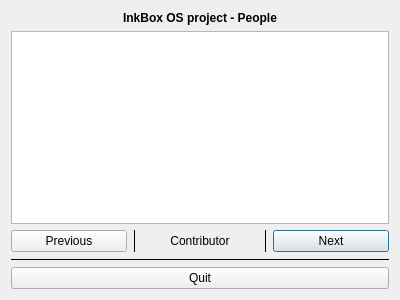
This is src/widgets/misc/egg.ui in Quill-OS/quill as Qt 5 draws it before an edit. The edited form follows.
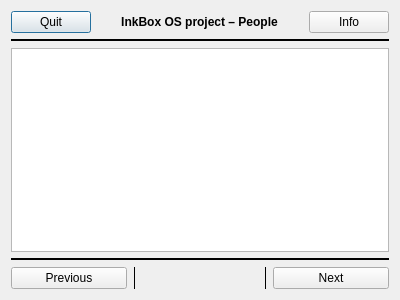
This is the edited form.

What changed in the file:
```diff
--- a/src/widgets/misc/egg.ui
+++ b/src/widgets/misc/egg.ui
@@ -15,70 +15,79 @@
   </property>
   <layout class="QVBoxLayout" name="verticalLayout">
    <item>
-    <layout class="QGridLayout" name="gridLayout">
-     <item row="1" column="0">
-      <widget class="QGraphicsView" name="graphicsView"/>
-     </item>
-     <item row="3" column="0">
-      <layout class="QGridLayout" name="gridLayout_2">
-       <property name="bottomMargin">
-        <number>0</number>
-       </property>
-       <item row="0" column="4">
-        <widget class="QPushButton" name="nextBtn">
-         <property name="text">
-          <string>Next</string>
-         </property>
-        </widget>
-       </item>
-       <item row="0" column="2">
-        <widget class="QLabel" name="contributorName">
-         <property name="text">
-          <string>Contributor</string>
-         </property>
-         <property name="alignment">
-          <set>Qt::AlignCenter|Qt::AlignHCenter|Qt::AlignLeading|Qt::AlignVCenter</set>
-         </property>
-        </widget>
-       </item>
-       <item row="0" column="0">
-        <widget class="QPushButton" name="previousBtn">
-         <property name="text">
-          <string>Previous</string>
-         </property>
-        </widget>
-       </item>
-       <item row="0" column="1">
-        <widget class="Line" name="line_2">
-         <property name="frameShadow">
-          <enum>QFrame::Plain</enum>
-         </property>
-         <property name="orientation">
-          <enum>Qt::Vertical</enum>
-         </property>
-        </widget>
-       </item>
-       <item row="0" column="3">
-        <widget class="Line" name="line_3">
-         <property name="frameShadow">
-          <enum>QFrame::Plain</enum>
-         </property>
-         <property name="orientation">
-          <enum>Qt::Vertical</enum>
-         </property>
-        </widget>
-       </item>
-      </layout>
-     </item>
+    <layout class="QGridLayout" name="gridLayout_3">
+     <property name="rightMargin">
+      <number>0</number>
+     </property>
      <item row="0" column="0">
+      <widget class="QPushButton" name="quitBtn">
+       <property name="text">
+        <string>Quit</string>
+       </property>
+      </widget>
+     </item>
+     <item row="0" column="1">
+      <spacer name="horizontalSpacer">
+       <property name="orientation">
+        <enum>Qt::Horizontal</enum>
+       </property>
+       <property name="sizeHint" stdset="0">
+        <size>
+         <width>40</width>
+         <height>20</height>
+        </size>
+       </property>
+      </spacer>
+     </item>
+     <item row="0" column="3">
+      <spacer name="horizontalSpacer_2">
+       <property name="orientation">
+        <enum>Qt::Horizontal</enum>
+       </property>
+       <property name="sizeHint" stdset="0">
+        <size>
+         <width>40</width>
+         <height>20</height>
+        </size>
+       </property>
+      </spacer>
+     </item>
+     <item row="0" column="2">
       <widget class="QLabel" name="titleLabel">
        <property name="text">
-        <string>&lt;b&gt;InkBox OS project - People&lt;/b&gt;</string>
+        <string>&lt;html&gt;&lt;head/&gt;&lt;body&gt;&lt;p&gt;&lt;span style=&quot; font-weight:700;&quot;&gt;InkBox OS project – People&lt;/span&gt;&lt;/p&gt;&lt;/body&gt;&lt;/html&gt;</string>
        </property>
        <property name="alignment">
-        <set>Qt::AlignCenter|Qt::AlignHCenter|Qt::AlignLeading|Qt::AlignVCenter</set>
+        <set>Qt::AlignCenter|Qt::AlignHCenter|Qt::AlignLeading|Qt::AlignLeft|Qt::AlignVCenter</set>
        </property>
       </widget>
+     </item>
+     <item row="0" column="4">
+      <widget class="QPushButton" name="infoBtn">
+       <property name="text">
+        <string>Info</string>
+       </property>
+      </widget>
+     </item>
+    </layout>
+   </item>
+   <item>
+    <layout class="QGridLayout" name="gridLayout">
+     <item row="1" column="1">
+      <widget class="Line" name="line_5">
+       <property name="frameShadow">
+        <enum>QFrame::Plain</enum>
+       </property>
+       <property name="lineWidth">
+        <number>2</number>
+       </property>
+       <property name="orientation">
+        <enum>Qt::Horizontal</enum>
+       </property>
+      </widget>
+     </item>
+     <item row="2" column="1">
+      <widget class="QGraphicsView" name="graphicsView"/>
      </item>
     </layout>
    </item>
@@ -87,17 +96,64 @@
      <property name="frameShadow">
       <enum>QFrame::Plain</enum>
      </property>
+     <property name="lineWidth">
+      <number>2</number>
+     </property>
      <property name="orientation">
       <enum>Qt::Horizontal</enum>
      </property>
     </widget>
    </item>
    <item>
-    <widget class="QPushButton" name="quitBtn">
-     <property name="text">
-      <string>Quit</string>
+    <layout class="QGridLayout" name="gridLayout_2">
+     <property name="bottomMargin">
+      <number>0</number>
      </property>
-    </widget>
+     <item row="1" column="4">
+      <widget class="QPushButton" name="nextBtn">
+       <property name="text">
+        <string>Next</string>
+       </property>
+      </widget>
+     </item>
+     <item row="1" column="3">
+      <widget class="Line" name="line_3">
+       <property name="frameShadow">
+        <enum>QFrame::Plain</enum>
+       </property>
+       <property name="orientation">
+        <enum>Qt::Vertical</enum>
+       </property>
+      </widget>
+     </item>
+     <item row="1" column="1">
+      <widget class="Line" name="line_2">
+       <property name="frameShadow">
+        <enum>QFrame::Plain</enum>
+       </property>
+       <property name="orientation">
+        <enum>Qt::Vertical</enum>
+       </property>
+      </widget>
+     </item>
+     <item row="1" column="0">
+      <widget class="QPushButton" name="previousBtn">
+       <property name="text">
+        <string>Previous</string>
+       </property>
+      </widget>
+     </item>
+     <item row="1" column="2">
+      <widget class="QLabel" name="contributorName">
+       <property name="text">
+        <string/>
+       </property>
+       <property name="alignment">
+        <set>Qt::AlignCenter|Qt::AlignHCenter|Qt::AlignLeading|Qt::AlignLeft|Qt::AlignVCenter</set>
+       </property>
+      </widget>
+     </item>
+    </layout>
    </item>
   </layout>
  </widget>
```
